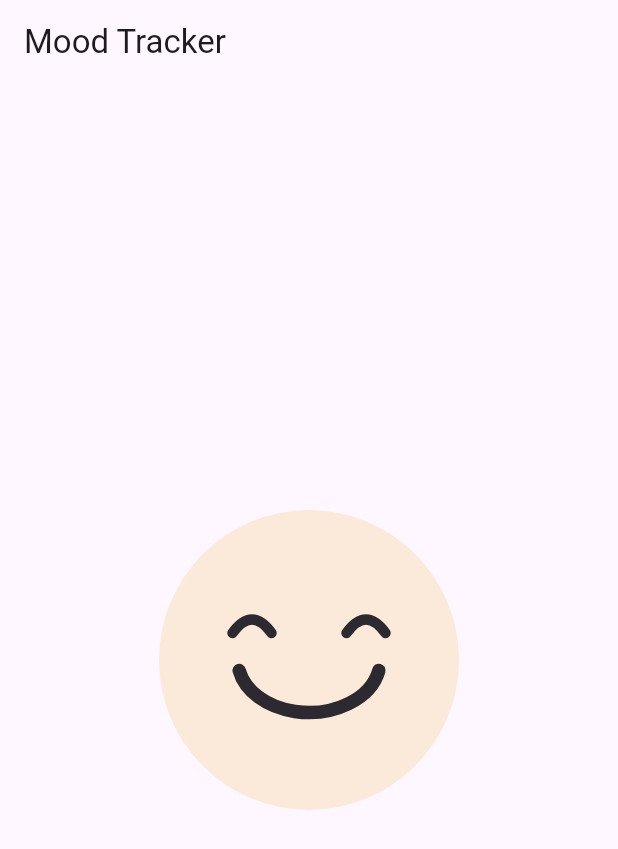
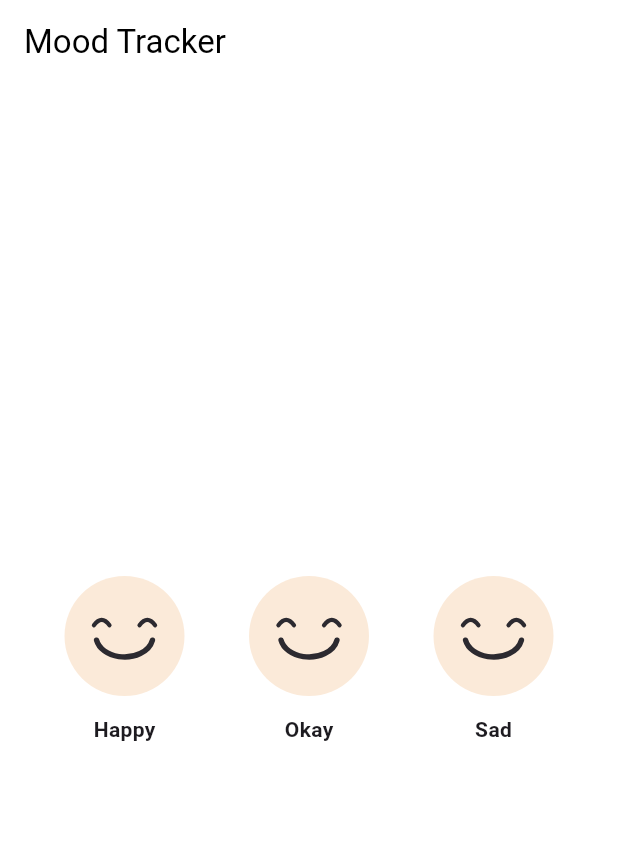
Before and after one commit to therealkirko/mood-tracker, a Flutter app: the screen it shows after launch, on a phone screen of 412 x 824 dp. Shown: the top 849 px of the screen. Run offline on Flutter 3.47's test engine with Material 3 defaults, Android fonts, the phone set to English and light mode, and no system bars; our stand-ins replace google_fonts.

Commit message:
Added different moods happy, neutral and sad

```diff
--- /dev/null
+++ b/lib/models/mood_model.dart
@@ -0,0 +1,16 @@
+enum MoodType { happy, neutral, sad }
+
+extension MoodTypeData on MoodType {
+  static MoodType get defaultValue => MoodType.neutral;
+
+  String get label {
+    switch (this) {
+      case MoodType.happy:
+        return 'Happy';
+      case MoodType.neutral:
+        return 'Okay';
+      case MoodType.sad:
+        return 'Sad';
+    }
+  }
+}
--- a/lib/painters/mood_face_painter.dart
+++ b/lib/painters/mood_face_painter.dart
@@ -45,7 +45,6 @@ class MoodFacePainter extends CustomPainter {
     canvas.drawPath(rightEye, eyePaint);
 
     // Face smile
-
     final mouthRect = Rect.fromCenter(
         center: Offset(center.dx, center.dy),
         width: radius * 0.95,
--- a/lib/screens/index.dart
+++ b/lib/screens/index.dart
@@ -1,5 +1,6 @@
 import 'package:flutter/material.dart';
-import 'package:mood/painters/mood_face_painter.dart';
+import 'package:mood/models/mood_model.dart';
+import 'package:mood/widgets/mood_face.dart';
 
 class HomeScreen extends StatelessWidget {
   const HomeScreen({super.key});
@@ -7,12 +8,29 @@ class HomeScreen extends StatelessWidget {
   @override
   Widget build(BuildContext context) {
     return Scaffold(
-      appBar: AppBar(title: const Text('Mood Tracker')),
+      backgroundColor: Colors.white,
+      appBar: AppBar(
+        title: const Text('Mood Tracker'),
+        elevation: 0,
+        backgroundColor: Colors.white,
+        foregroundColor: Colors.black,
+      ),
       body: Center(
-        child: SizedBox(
-          width: 200,
-          height: 200,
-          child: CustomPaint(painter: MoodFacePainter()),
+        child: Row(
+          mainAxisAlignment: MainAxisAlignment.spaceEvenly,
+          children: MoodType.values.map((mood) {
+            return Column(
+              mainAxisSize: MainAxisSize.min,
+              children: [
+                MoodFace(mood: mood), // The painter widget
+                const SizedBox(height: 12),
+                Text(
+                  mood.label, // Using your extension
+                  style: const TextStyle(fontWeight: FontWeight.w600),
+                ),
+              ],
+            );
+          }).toList(),
         ),
       ),
     );
--- /dev/null
+++ b/lib/widgets/mood_face.dart
@@ -0,0 +1,20 @@
+import 'package:flutter/material.dart';
+import 'package:mood/models/mood_model.dart';
+import 'package:mood/painters/mood_face_painter.dart';
+
+class MoodFace extends StatelessWidget {
+  final MoodType? mood;
+
+  const MoodFace({
+    super.key,
+    required this.mood,
+  });
+
+  @override
+  Widget build(BuildContext context) {
+    return CustomPaint(
+      size: const Size(80, 80),
+      painter: MoodFacePainter(mood: mood),
+    );
+  }
+}
```
